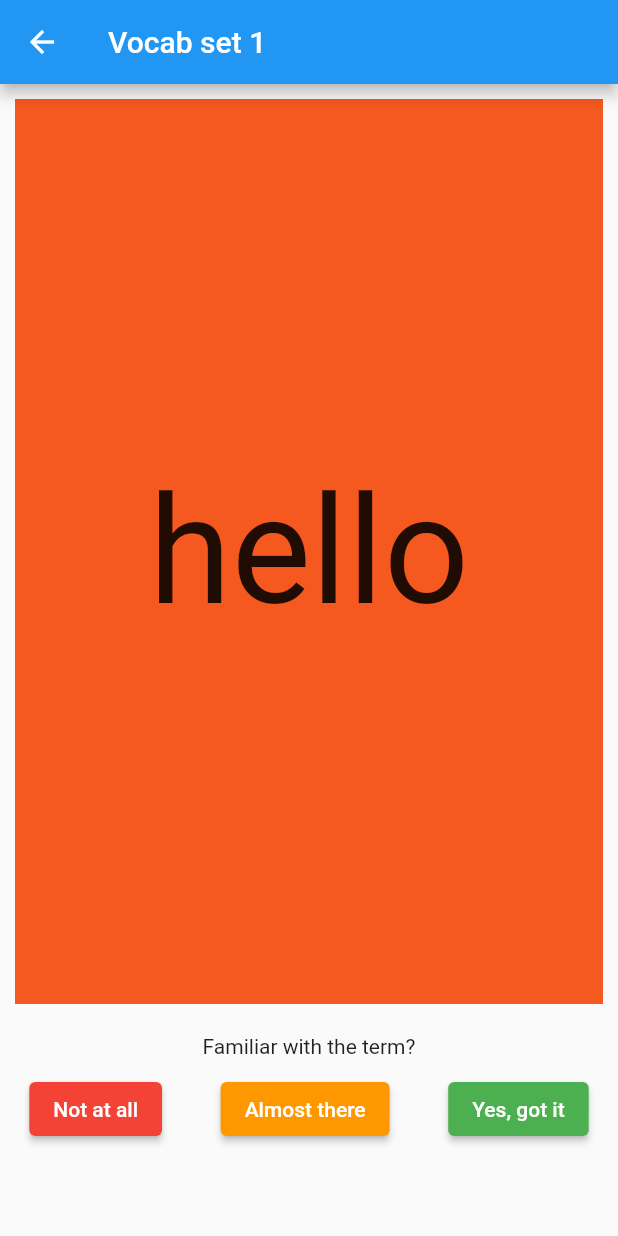
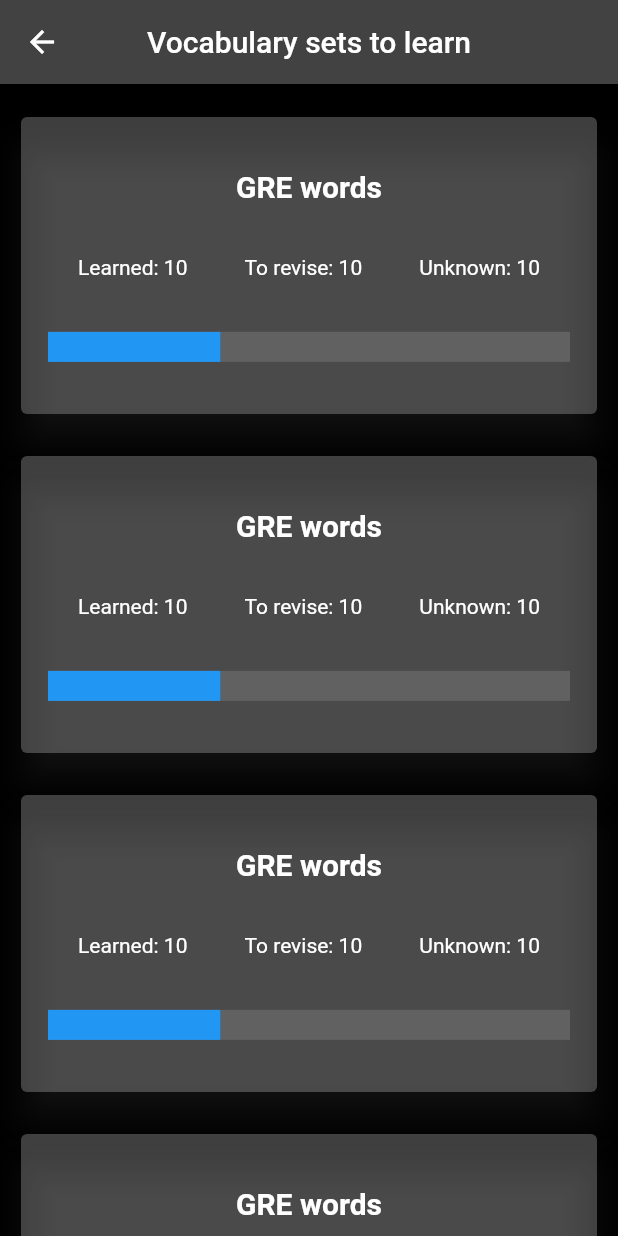
Before and after one commit to Mckenz31/vocabsFlash, a Flutter app: the LandingPage screen opened by its route, after a tap on "FLASHCARDS", on a phone screen of 412 x 824 dp. Run offline on Flutter 3.47's test engine with Material 2 defaults, Android fonts, the phone set to English and light mode, and no system bars; drawn by our look-alikes of flip_card; our stand-ins replace introduction_screen.

Commit message:
Vocabulary Set page UI - cards

```diff
--- a/lib/main.dart
+++ b/lib/main.dart
@@ -1,5 +1,5 @@
 import 'package:flutter/material.dart';
-import 'package:introduction_screen/introduction_screen.dart';
+import 'package:vocabs_flash/pages/vocabsets.dart';
 import 'pages/flashcards.dart';
 import 'pages/intoductionpage.dart';
 import 'package:flutter/foundation.dart';
@@ -30,10 +30,11 @@ class _MyAppState extends State<MyApp> {
         brightness: Brightness.dark,
         /* dark theme settings */
       ),
-      // themeMode: ThemeMode,
+      themeMode: ThemeMode.dark,
       routes: {
         '/': (context) => IntroductionPage(),
         '/landingPage' : (context) => LandingPage(),
+        '/vocabSets' : (context) => VocabSets(),
         '/flashCards': (context) => FlashCards(),
         '/search': (context) => Search(),
         '/practiceCards': (context) => PracticeCards()
--- a/lib/pages/landingpage.dart
+++ b/lib/pages/landingpage.dart
@@ -1,6 +1,4 @@
 import 'package:flutter/material.dart';
-import 'flashcards.dart';
-import 'practicecards.dart';
 
 class LandingPage extends StatelessWidget {
   @override
@@ -58,7 +56,7 @@ class LandingPage extends StatelessWidget {
 
             shape: RoundedRectangleBorder(borderRadius: BorderRadius.circular(20.0)),
             onPressed: (){
-              Navigator.push(context, MaterialPageRoute(builder: (context) => FlashCards()));
+              Navigator.pushNamed(context, '/vocabSets');
             },
             color: Color(0xffF5591F),
             textColor: Colors.white,
@@ -77,7 +75,7 @@ class LandingPage extends StatelessWidget {
 
               shape: RoundedRectangleBorder(borderRadius: BorderRadius.circular(20.0)),
               onPressed: (){
-                Navigator.pushNamed(context,'/flashCards');
+                Navigator.pushNamed(context,'/practiceCards');
 
               },
               padding: EdgeInsets.symmetric(
@@ -87,7 +85,7 @@ class LandingPage extends StatelessWidget {
               color: Color(0xffF5591F),
               textColor: Colors.white,
               child: Text(
-                "SETTINGS",
+                "PRACTICE",
                 style: TextStyle(
                   fontSize: 30.0,
                   fontFamily: "Times New Roman",
--- /dev/null
+++ b/lib/pages/vocabsets.dart
@@ -0,0 +1,75 @@
+import 'package:flutter/material.dart';
+
+class VocabSets extends StatefulWidget {
+  @override
+  _VocabSetsState createState() => _VocabSetsState();
+}
+
+class _VocabSetsState extends State<VocabSets> {
+
+  int _tempVal = 5;
+  @override
+  Widget build(BuildContext context) {
+    return Scaffold(
+      backgroundColor: Colors.black,
+      appBar: AppBar(
+        centerTitle: true,
+        title: Title(
+          color: Colors.purple,
+          child: Text("Vocabulary sets to learn")
+        ),
+      ),
+      body: Padding(
+        padding: const EdgeInsets.only(top: 8),
+        child: ListView.builder(
+          itemCount: _tempVal,
+          itemBuilder: (context, index) {
+            return Container(
+              height: MediaQuery.of(context).size.height/4,
+              // color: Colors.white24,
+              margin: EdgeInsets.all(10),
+              child: GestureDetector(
+                onTap: (){
+                  Navigator.pushNamed(context, '/flashCards');
+                },
+                child: Card(
+                  shadowColor: Colors.white12,
+                  elevation: 10,
+                  color: Colors.white24,
+                  child: Column(
+                    mainAxisAlignment: MainAxisAlignment.spaceEvenly,
+                    children: [
+                      Text(
+                        "GRE words",
+                        style: TextStyle(
+                          fontSize: 20,
+                          fontWeight: FontWeight.bold
+                        ),
+                      ),
+                      Row(
+                        mainAxisAlignment: MainAxisAlignment.spaceEvenly,
+                        children: [
+                          Text("Learned: 10"),
+                          Text("To revise: 10"),
+                          Text("Unknown: 10"),
+                        ],
+                      ),
+                      Padding(
+                        padding: const EdgeInsets.only(left: 18.0, right: 18.0),
+                        child: LinearProgressIndicator(
+                          semanticsLabel: "Linear progress indicator",
+                          minHeight: 20,
+                          value: 0.33,
+                        ),
+                      ),
+                    ],
+                  ),
+                ),
+              ),
+            );
+          }
+        ),
+      ),
+    );
+  }
+}
```
